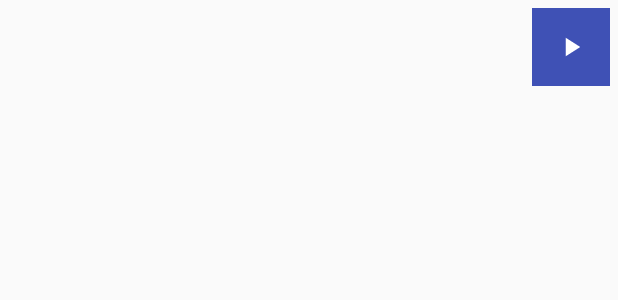
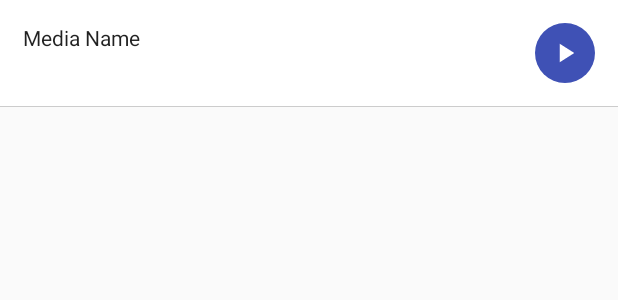
Before and after one commit to phillipsk/FellowshipMissionChurch, an Android app: the layout audio_message_list_item.xml on its own in the app's theme, with its tools: preview values and no code run, on a phone screen of 412 x 824 dp. Shown: the top 300 px of the screen. Run offline under Robolectric (Android 15) with nearby library versions, the phone set to English and light mode, and no system bars.

Commit message:
updating layout files for announcement and media messages

```diff
--- /dev/null
+++ b/app/src/main/res/drawable-nodpi/primary_round.xml
@@ -0,0 +1,19 @@
+<?xml version="1.0" encoding="utf-8"?>
+<selector xmlns:android="http://schemas.android.com/apk/res/android">
+    <item>
+        <shape>
+            <gradient
+                android:startColor="@color/colorPrimary"
+                android:endColor="@color/colorPrimary"
+                android:angle="270" />
+
+            <corners
+                android:radius="20dp" />
+            <padding
+                android:left="2dp"
+                android:top="2dp"
+                android:right="2dp"
+                android:bottom="2dp" />
+        </shape>
+    </item>
+</selector>
--- a/app/src/main/res/layout/audio_message_list.xml
+++ b/app/src/main/res/layout/audio_message_list.xml
@@ -9,6 +9,7 @@
     <com.example.jean.jcplayer.JcPlayerView
         android:id="@+id/jcplayer"
         android:visibility="visible"
+        android:background="@color/colorWhite"
         android:layout_alignParentTop="true"
         android:layout_width="match_parent"
         android:layout_height="120dp"/>
--- a/app/src/main/res/layout/audio_message_list_item.xml
+++ b/app/src/main/res/layout/audio_message_list_item.xml
@@ -1,14 +1,26 @@
 <?xml version="1.0" encoding="utf-8"?>
-<RelativeLayout xmlns:android="http://schemas.android.com/apk/res/android"
+<LinearLayout
+    xmlns:android="http://schemas.android.com/apk/res/android"
     android:layout_width="match_parent"
     android:layout_height="wrap_content"
-    android:padding="5dp">
+    android:background="#cccccc"
+    android:paddingBottom=".5dp">
 
+
+  <RelativeLayout
+      android:layout_width="match_parent"
+      android:layout_height="wrap_content"
+      android:background="@color/colorWhite"
+      android:padding="15dp">
   <TextView
       android:layout_alignParentLeft="true"
+      android:background="@color/colorWhite"
       android:id="@android:id/text1"
       android:layout_width="match_parent"
+      android:textSize="14sp"
+      android:text="Media Name"
       android:layout_height="wrap_content"
+      android:layout_marginRight="15dp"
       android:layout_toLeftOf="@+id/btn_play"
       android:textAppearance="?attr/textAppearanceListItem"/>
 
@@ -16,19 +28,19 @@
       android:id="@+id/btn_play"
       android:layout_alignParentRight="true"
       android:src="@mipmap/play_arrow"
-      android:background="@color/colorPrimary"
+      android:background="@drawable/primary_round"
       android:padding="15dp"
-      android:layout_width="wrap_content"
-      android:layout_height="wrap_content" />
+      android:layout_width="40dp"
+      android:layout_height="40dp" />
 
   <ImageButton
       android:id="@+id/btn_pause"
       android:layout_alignParentRight="true"
       android:src="@mipmap/stop"
       android:visibility="invisible"
-      android:background="@color/colorPrimary"
+      android:background="@drawable/primary_round"
       android:padding="15dp"
-      android:layout_width="wrap_content"
-      android:layout_height="wrap_content" />
-
-</RelativeLayout>
+      android:layout_width="40dp"
+      android:layout_height="40dp" />
+  </RelativeLayout>
+</LinearLayout>
--- a/app/src/main/res/values/colors.xml
+++ b/app/src/main/res/values/colors.xml
@@ -3,4 +3,6 @@
     <color name="colorPrimary">#3F51B5</color>
     <color name="colorPrimaryDark">#303F9F</color>
     <color name="colorAccent">#FF4081</color>
+    <color name="colorWhite">#ffffff</color>
+
 </resources>
```
Also changed, not shown: app/src/main/res/layout/adapter_announcement_item.xml (+17 -7 lines), app/src/main/res/mipmap-hdpi/logo.png (added), app/src/main/res/mipmap-hdpi/logo_updated.png (added).
